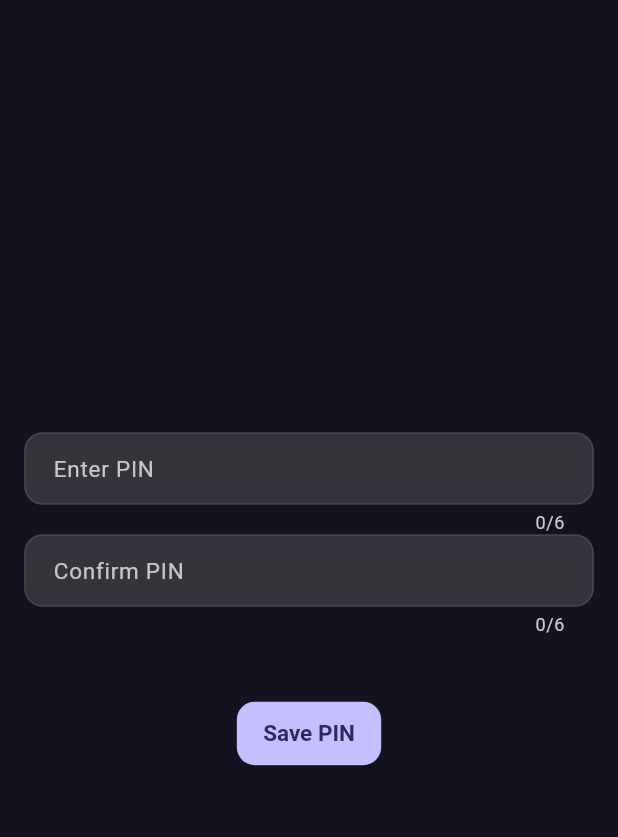
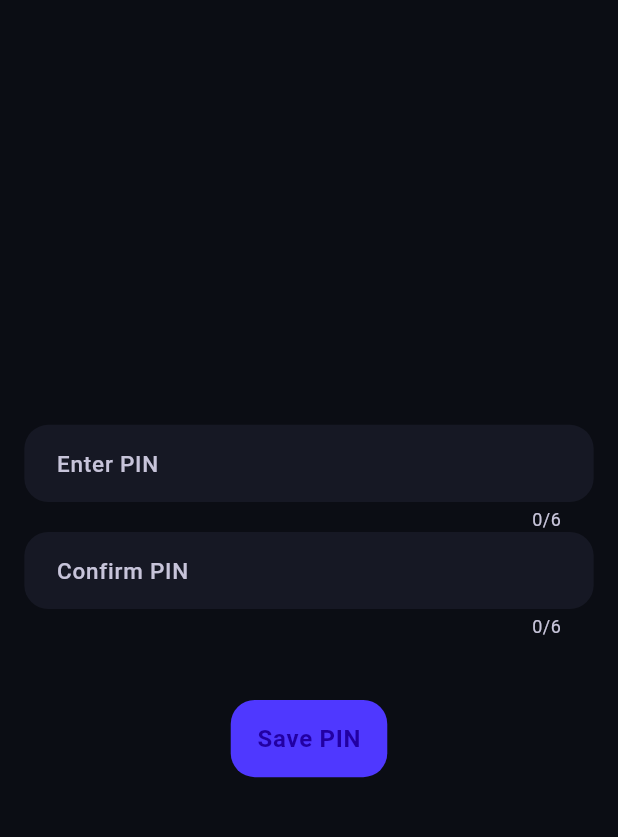
Before and after one commit to Navaskt/fin_track, a Flutter app: the screen it shows after launch, after a tap on "Set PIN", on a phone screen of 412 x 824 dp, the part 59-896 px from its top. Run offline on Flutter 3.47's test engine with Material 3 defaults, Android fonts, the light colour scheme and no system bars; our stand-ins replace fl_chart, flutter_hooks, flutter_local_notifications, flutter_riverpod, flutter_screenutil, flutter_secure_storage and 10 more; missing offline and left inert: cryptography, google_mlkit_text_recognition; accounts and stored records are empty; Roboto replaces fonts that are missing (Montserrat).

Commit message:
feat: Revamp color scheme and typography for enhanced visual appeal and consistency

```diff
--- a/lib/app/theme/app_theme.dart
+++ b/lib/app/theme/app_theme.dart
@@ -1,25 +1,42 @@
 import 'package:fin_track/core/extensions/spacing_extension.dart';
 import 'package:flutter/material.dart';
 
-// Premium FinMate color system
-const _seed = Color(0xFF5B4FE8); // Electric Indigo — primary
-const _accent = Color(0xFFFF7A59); // Sunset Coral — secondary accent
-const _success = Color(0xFF00D9A3); // Vivid Mint — gains/positive deltas
+// ======================================================================
+//                  PREMIUM FINTRACK VIBRANT COLOR SYSTEM
+// ======================================================================
+const _seed = Color(0xFF4F38FF); // Vibrant Electric Indigo — primary
+const _accent = Color(0xFFFF3366); // Neon Rose — secondary accent
+const _success = Color(0xFF00E396); // Luminous Mint — gains/positive deltas
+const _loss = Color(0xFFFF4560); // Vivid Coral Red - losses/negative deltas
 
-const _darkSurface = Color(0xFF14121F); // Indigo-tinted dark, not flat gray
+const _darkSurface = Color(0xFF0B0D14); // Deep Midnight - OLED friendly premium dark
+const _lightSurface = Color(0xFFF4F6FA); // Cool Tinted White - makes white cards pop
 
 // ---------- COLOR SCHEME TUNING ----------
 ColorScheme _tunedScheme(Brightness brightness) {
-  final base = ColorScheme.fromSeed(seedColor: _seed, brightness: brightness);
+  final base = ColorScheme.fromSeed(
+    seedColor: _seed,
+    brightness: brightness,
+    // Slightly tweak the contrast of the generated scheme
+    dynamicSchemeVariant: DynamicSchemeVariant.fidelity,
+  );
 
   if (brightness == Brightness.dark) {
     return base.copyWith(
+      primary: _seed,
       surface: _darkSurface,
+      surfaceContainerHighest: const Color(0xFF161824), // Slightly lighter for cards
       secondary: _accent,
       onSecondary: Colors.white,
     );
   } else {
-    return base.copyWith(secondary: _accent, onSecondary: Colors.white);
+    return base.copyWith(
+      primary: _seed,
+      surface: _lightSurface,
+      surfaceContainerHighest: Colors.white, // Pure white cards on light surface
+      secondary: _accent,
+      onSecondary: Colors.white,
+    );
   }
 }
 
@@ -28,15 +45,17 @@ TextTheme _montserratTextTheme(ColorScheme scheme) {
   return TextTheme(
     displayLarge: TextStyle(
       fontFamily: 'Montserrat',
-      fontWeight: FontWeight.w700,
+      fontWeight: FontWeight.w800, // Slightly bolder for massive numbers
       fontSize: 28,
       color: scheme.onSurface,
+      letterSpacing: -0.5,
     ),
     headlineMedium: TextStyle(
       fontFamily: 'Montserrat',
-      fontWeight: FontWeight.w600,
+      fontWeight: FontWeight.w700,
       fontSize: 22,
       color: scheme.onSurface,
+      letterSpacing: -0.3,
     ),
     titleLarge: TextStyle(
       fontFamily: 'Montserrat',
@@ -46,31 +65,32 @@ TextTheme _montserratTextTheme(ColorScheme scheme) {
     ),
     titleMedium: TextStyle(
       fontFamily: 'Montserrat',
-      fontWeight: FontWeight.w500,
+      fontWeight: FontWeight.w600,
       fontSize: 16,
       color: scheme.onSurfaceVariant,
     ),
     bodyLarge: TextStyle(
       fontFamily: 'Montserrat',
-      fontWeight: FontWeight.w400,
+      fontWeight: FontWeight.w500,
       fontSize: 15,
       color: scheme.onSurface,
     ),
     bodyMedium: TextStyle(
       fontFamily: 'Montserrat',
-      fontWeight: FontWeight.w400,
+      fontWeight: FontWeight.w500,
       fontSize: 13.5,
       color: scheme.onSurfaceVariant,
     ),
     labelLarge: TextStyle(
       fontFamily: 'Montserrat',
-      fontWeight: FontWeight.w600,
+      fontWeight: FontWeight.w700,
       fontSize: 14,
       color: scheme.primary,
+      letterSpacing: 0.5,
     ),
     labelMedium: TextStyle(
       fontFamily: 'Montserrat',
-      fontWeight: FontWeight.w500,
+      fontWeight: FontWeight.w600,
       fontSize: 12.5,
       color: scheme.onSurfaceVariant,
     ),
@@ -100,50 +120,42 @@ class FinMateNumberTheme extends ThemeExtension<FinMateNumberTheme> {
   factory FinMateNumberTheme.fromScheme(ColorScheme scheme) {
     const features = [FontFeature.tabularFigures()];
 
-    final lossRed = scheme.brightness == Brightness.dark
-        ? const Color(0xFFFF6B6B)
-        : const Color(0xFFD32F2F);
-
-    final gainGreen = scheme.brightness == Brightness.dark
-        ? const Color(0xFF3FE8B8)
-        : _success;
-
     return FinMateNumberTheme(
       amountXL: TextStyle(
         fontFamily: 'Montserrat',
-        fontWeight: FontWeight.w700,
-        fontSize: 30,
-        letterSpacing: -0.2,
+        fontWeight: FontWeight.w800,
+        fontSize: 32,
+        letterSpacing: -0.5,
         color: scheme.onSurface,
         fontFeatures: features,
       ),
       amountL: TextStyle(
         fontFamily: 'Montserrat',
-        fontWeight: FontWeight.w600,
-        fontSize: 22,
-        letterSpacing: -0.1,
+        fontWeight: FontWeight.w700,
+        fontSize: 24,
+        letterSpacing: -0.2,
         color: scheme.onSurface,
         fontFeatures: features,
       ),
       amountM: TextStyle(
         fontFamily: 'Montserrat',
         fontWeight: FontWeight.w600,
-        fontSize: 17,
+        fontSize: 18,
         color: scheme.onSurface,
         fontFeatures: features,
       ),
       deltaPositive: TextStyle(
         fontFamily: 'Montserrat',
-        fontWeight: FontWeight.w600,
+        fontWeight: FontWeight.w700,
         fontSize: 14.5,
-        color: gainGreen,
+        color: _success,
         fontFeatures: features,
       ),
       deltaNegative: TextStyle(
         fontFamily: 'Montserrat',
-        fontWeight: FontWeight.w600,
+        fontWeight: FontWeight.w700,
         fontSize: 14.5,
-        color: lossRed,
+        color: _loss,
         fontFeatures: features,
       ),
       deltaNeutral: TextStyle(
@@ -215,30 +227,33 @@ ThemeData buildLightTheme() {
       elevation: 0,
       backgroundColor: colorScheme.surface,
       foregroundColor: colorScheme.onSurface,
-      scrolledUnderElevation: 2,
+      scrolledUnderElevation: 0, // Removed scroll shadow for a cleaner modern look
     ),
     cardTheme: CardThemeData(
       color: colorScheme.surfaceContainerHighest,
       elevation: 0,
-      shape: RoundedRectangleBorder(borderRadius: BorderRadius.circular(16)),
+      shape: RoundedRectangleBorder(
+        borderRadius: BorderRadius.circular(20), // Slightly rounder for modern feel
+        side: BorderSide(color: colorScheme.outlineVariant.withOpacity(0.3)), // Subtle border
+      ),
       margin: EdgeInsets.zero,
     ),
     listTileTheme: ListTileThemeData(
-      contentPadding: 12.padH + 4.padV,
+      contentPadding: 16.padH + 8.padV, // Increased breathing room
       iconColor: colorScheme.onSurfaceVariant,
       textColor: colorScheme.onSurface,
-      shape: RoundedRectangleBorder(borderRadius: BorderRadius.circular(14)),
+      shape: RoundedRectangleBorder(borderRadius: BorderRadius.circular(16)),
     ),
     dividerTheme: DividerThemeData(
-      color: colorScheme.outlineVariant,
+      color: colorScheme.outlineVariant.withOpacity(0.5),
       thickness: 1,
       space: 1,
     ),
     floatingActionButtonTheme: FloatingActionButtonThemeData(
-      backgroundColor: colorScheme.primary,
-      foregroundColor: colorScheme.onPrimary,
-      elevation: 3,
-      shape: RoundedRectangleBorder(borderRadius: BorderRadius.circular(16)),
+      backgroundColor: colorScheme.secondary, // Use vibrant accent for FAB
+      foregroundColor: colorScheme.onSecondary,
+      elevation: 4,
+      shape: RoundedRectangleBorder(borderRadius: BorderRadius.circular(18)),
     ),
     iconButtonTheme: IconButtonThemeData(
       style: IconButton.styleFrom(
@@ -250,29 +265,31 @@ ThemeData buildLightTheme() {
       filled: true,
       fillColor: colorScheme.surfaceContainerHighest,
       border: OutlineInputBorder(
-        borderRadius: BorderRadius.circular(12),
-        borderSide: BorderSide(color: colorScheme.outlineVariant),
+        borderRadius: BorderRadius.circular(16),
+        borderSide: BorderSide.none, // Removed border in favor of pure fill
       ),
       enabledBorder: OutlineInputBorder(
-        borderRadius: BorderRadius.circular(12),
-        borderSide: BorderSide(color: colorScheme.outlineVariant),
+        borderRadius: BorderRadius.circular(16),
+        borderSide: BorderSide.none,
       ),
       focusedBorder: OutlineInputBorder(
-        borderRadius: BorderRadius.circular(12),
-        borderSide: BorderSide(color: colorScheme.primary, width: 1.4),
+        borderRadius: BorderRadius.circular(16),
+        borderSide: BorderSide(color: colorScheme.primary, width: 2.0),
       ),
-      contentPadding: 14.padH + 12.padV,
+      contentPadding: 16.padH + 14.padV,
     ),
     elevatedButtonTheme: ElevatedButtonThemeData(
       style: ElevatedButton.styleFrom(
         backgroundColor: colorScheme.primary,
         foregroundColor: colorScheme.onPrimary,
-        padding: 16.padH + 12.padV,
-        shape: RoundedRectangleBorder(borderRadius: BorderRadius.circular(12)),
+        padding: 16.padH + 16.padV, // Taller buttons
+        elevation: 0,
+        shape: RoundedRectangleBorder(borderRadius: BorderRadius.circular(16)),
         textStyle: const TextStyle(
           fontFamily: 'Montserrat',
-          fontWeight: FontWeight.w600,
-          fontSize: 15,
+          fontWeight: FontWeight.w700,
+          fontSize: 16,
+          letterSpacing: 0.5,
         ),
       ),
     ),
@@ -295,30 +312,33 @@ ThemeData buildDarkTheme() {
       elevation: 0,
       backgroundColor: colorScheme.surface,
       foregroundColor: colorScheme.onSurface,
-      scrolledUnderElevation: 2,
+      scrolledUnderElevation: 0,
     ),
     cardTheme: CardThemeData(
       color: colorScheme.surfaceContainerHighest,
       elevation: 0,
-      shape: RoundedRectangleBorder(borderRadius: BorderRadius.circular(16)),
+      shape: RoundedRectangleBorder(
+        borderRadius: BorderRadius.circular(20),
+        side: BorderSide(color: colorScheme.outlineVariant.withOpacity(0.1)),
+      ),
       margin: EdgeInsets.zero,
     ),
     listTileTheme: ListTileThemeData(
-      contentPadding: 12.padH + 4.padV,
+      contentPadding: 16.padH + 8.padV,
       iconColor: colorScheme.onSurfaceVariant,
       textColor: colorScheme.onSurface,
-      shape: RoundedRectangleBorder(borderRadius: BorderRadius.circular(14)),
+      shape: RoundedRectangleBorder(borderRadius: BorderRadius.circular(16)),
     ),
     dividerTheme: DividerThemeData(
-      color: colorScheme.outlineVariant,
+      color: colorScheme.outlineVariant.withOpacity(0.3),
       thickness: 1,
       space: 1,
     ),
     floatingActionButtonTheme: FloatingActionButtonThemeData(
-      backgroundColor: colorScheme.primary,
-      foregroundColor: colorScheme.onPrimary,
-      elevation: 3,
-      shape: RoundedRectangleBorder(borderRadius: BorderRadius.circular(16)),
+      backgroundColor: colorScheme.secondary,
+      foregroundColor: colorScheme.onSecondary,
+      elevation: 4,
+      shape: RoundedRectangleBorder(borderRadius: BorderRadius.circular(18)),
     ),
     iconButtonTheme: IconButtonThemeData(
       style: IconButton.styleFrom(
@@ -330,29 +350,31 @@ ThemeData buildDarkTheme() {
       filled: true,
       fillColor: colorScheme.surfaceContainerHighest,
       border: OutlineInputBorder(
-        borderRadius: BorderRadius.circular(12),
-        borderSide: BorderSide(color: colorScheme.outlineVariant),
+        borderRadius: BorderRadius.circular(16),
+        borderSide: BorderSide.none,
       ),
       enabledBorder: OutlineInputBorder(
-        borderRadius: BorderRadius.circular(12),
-        borderSide: BorderSide(color: colorScheme.outlineVariant),
+        borderRadius: BorderRadius.circular(16),
+        borderSide: BorderSide.none,
       ),
       focusedBorder: OutlineInputBorder(
-        borderRadius: BorderRadius.circular(12),
-        borderSide: BorderSide(color: colorScheme.primary, width: 1.4),
+        borderRadius: BorderRadius.circular(16),
+        borderSide: BorderSide(color: colorScheme.primary, width: 2.0),
       ),
-      contentPadding: 14.padH + 12.padV,
+      contentPadding: 16.padH + 14.padV,
     ),
     elevatedButtonTheme: ElevatedButtonThemeData(
       style: ElevatedButton.styleFrom(
         backgroundColor: colorScheme.primary,
         foregroundColor: colorScheme.onPrimary,
-        padding: 16.padH + 12.padV,
-        shape: RoundedRectangleBorder(borderRadius: BorderRadius.circular(12)),
+        padding: 16.padH + 16.padV,
+        elevation: 0,
+        shape: RoundedRectangleBorder(borderRadius: BorderRadius.circular(16)),
         textStyle: const TextStyle(
           fontFamily: 'Montserrat',
-          fontWeight: FontWeight.w600,
-          fontSize: 15,
+          fontWeight: FontWeight.w700,
+          fontSize: 16,
+          letterSpacing: 0.5,
         ),
       ),
     ),
@@ -360,7 +382,7 @@ ThemeData buildDarkTheme() {
 }
 
 // ======================================================================
-//                     QUICK HELPERS FOR NUMBERS  (unchanged)
+//                     QUICK HELPERS FOR NUMBERS
 // ======================================================================
 
 class FinMateAmount extends StatelessWidget {
@@ -392,7 +414,7 @@ class FinMateAmount extends StatelessWidget {
         ? context.finNumbers.deltaNegative.color
         : scheme.onSurface;
 
-    final text = '$prefix${_format(amount)}';
+    final text = '$prefix ${_format(amount)}'; // Added a space after prefix for cleaner reading
 
     return Text(
       text,
@@ -406,6 +428,7 @@ class FinMateAmount extends StatelessWidget {
   String _format(double value) {
     final sign = value < 0 ? '-' : '';
     final abs = value.abs().toStringAsFixed(2);
+    // Optional: You could add a NumberFormat here if you want comma grouping for thousands!
     return '$sign$abs';
   }
 }
@@ -442,12 +465,19 @@ class FinMateDelta extends StatelessWidget {
     final sign = showSign && value != 0 ? (value > 0 ? '+' : '-') : '';
     final pct = (value.abs() * 100).toStringAsFixed(decimals);
 
-    return Text(
-      '$sign$pct%',
-      textScaler: TextScaler.linear(textScale),
-      style: style,
-      maxLines: 1,
-      overflow: TextOverflow.ellipsis,
+    return Container(
+      padding: const EdgeInsets.symmetric(horizontal: 8, vertical: 4),
+      decoration: BoxDecoration(
+        color: style.color?.withOpacity(0.15), // Gives the delta a nice pill background
+        borderRadius: BorderRadius.circular(8),
+      ),
+      child: Text(
+        '$sign$pct%',
+        textScaler: TextScaler.linear(textScale),
+        style: style,
+        maxLines: 1,
+        overflow: TextOverflow.ellipsis,
+      ),
     );
   }
 }
```
